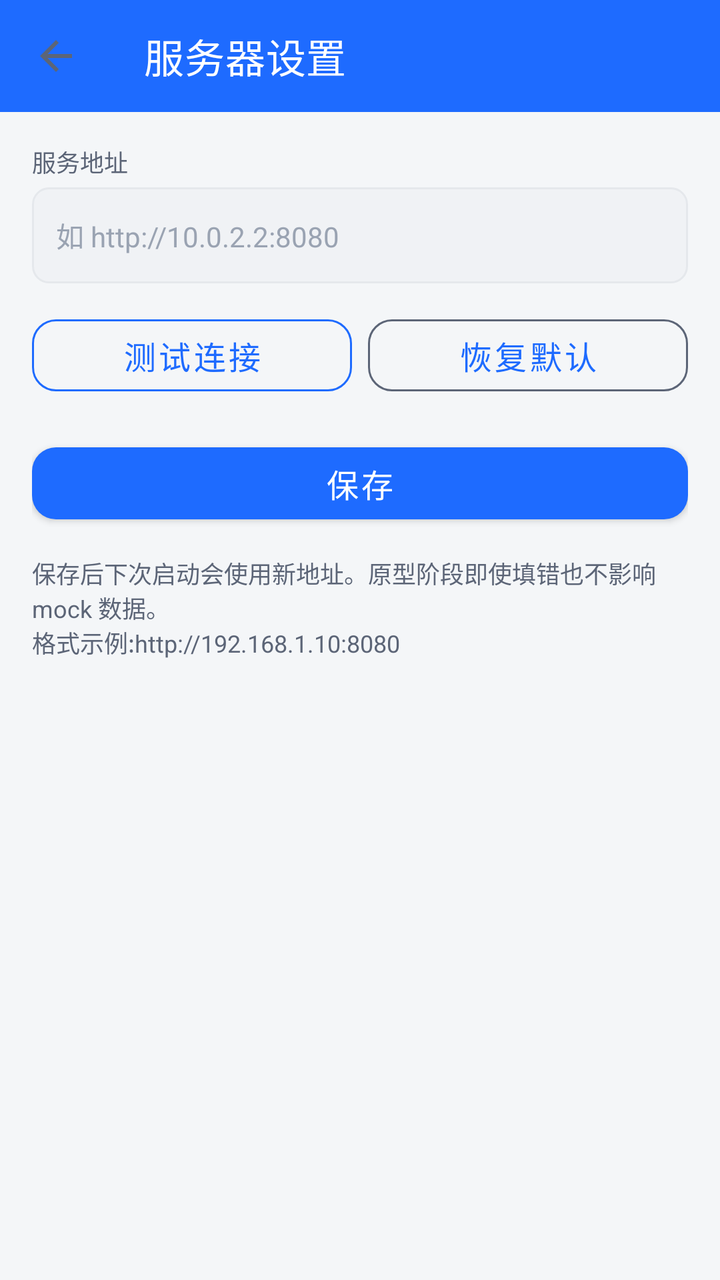
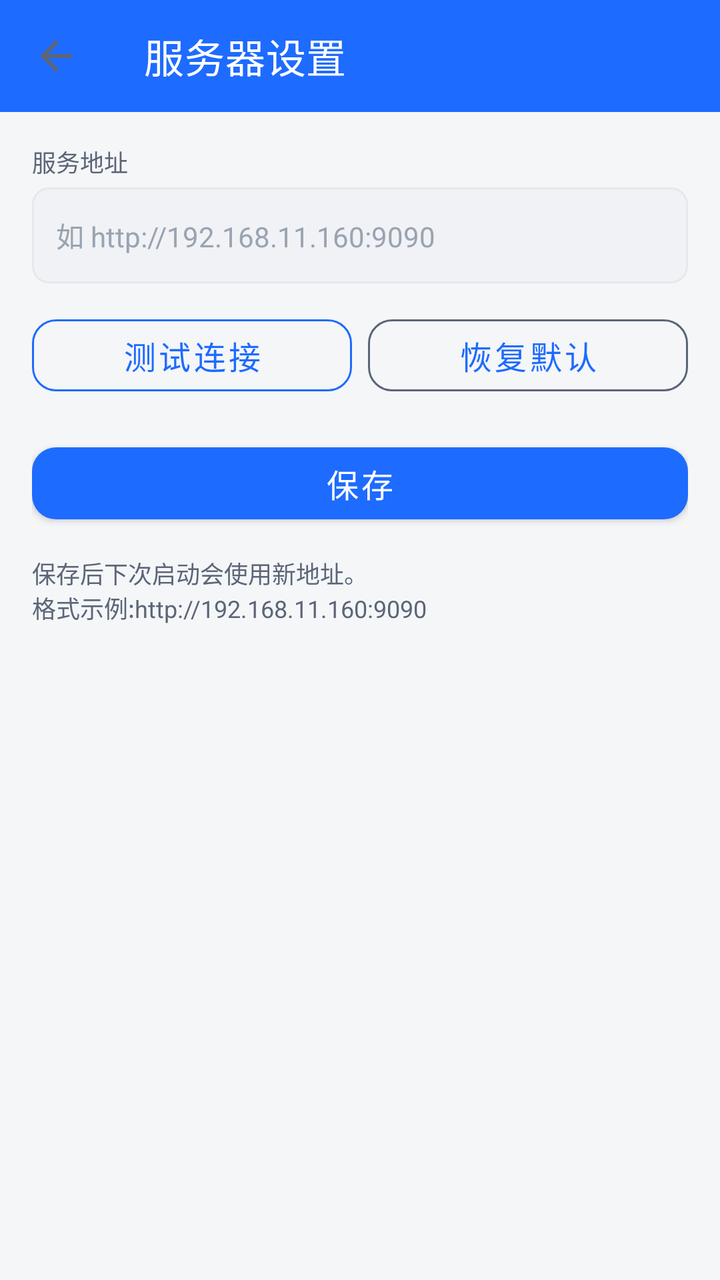

Compare the two renders of this Android layout. The source of the first and the diff that turns it into the second are given below.
<!-- AndroidManifest.xml: application theme Theme.SimpleWmsPda -->
<!-- res/layout/activity_settings.xml -->
<?xml version="1.0" encoding="utf-8"?>
<LinearLayout xmlns:android="http://schemas.android.com/apk/res/android"
    android:orientation="vertical"
    android:layout_width="match_parent"
    android:layout_height="match_parent"
    android:background="@color/bg_page">

    <com.google.android.material.appbar.MaterialToolbar
        android:id="@+id/toolbar"
        android:layout_width="match_parent"
        android:layout_height="?attr/actionBarSize"
        android:background="@color/primary"
        app:title="@string/settings_title"
        app:titleTextColor="@color/on_primary"
        app:navigationIcon="?attr/homeAsUpIndicator"
        xmlns:app="http://schemas.android.com/apk/res-auto" />

    <ScrollView
        android:layout_width="match_parent"
        android:layout_height="match_parent">

        <LinearLayout
            android:layout_width="match_parent"
            android:layout_height="wrap_content"
            android:orientation="vertical"
            android:padding="@dimen/space_lg">

            <TextView
                android:layout_width="wrap_content"
                android:layout_height="wrap_content"
                android:text="@string/settings_address"
                style="@style/Text.Caption" />

            <EditText
                android:id="@+id/et_address"
                android:layout_width="match_parent"
                android:layout_height="@dimen/touch_min"
                android:layout_marginTop="@dimen/space_xs"
                android:background="@drawable/bg_input"
                android:paddingStart="@dimen/space_md"
                android:paddingEnd="@dimen/space_md"
                android:hint="@string/settings_address_hint"
                android:textColor="@color/text_primary"
                android:textColorHint="@color/text_hint"
                android:textSize="@dimen/text_body"
                android:inputType="textUri"
                android:importantForAutofill="no" />

            <LinearLayout
                android:layout_width="match_parent"
                android:layout_height="wrap_content"
                android:orientation="horizontal"
                android:layout_marginTop="@dimen/space_md">

                <com.google.android.material.button.MaterialButton
                    android:id="@+id/btn_test"
                    style="@style/Widget.SimpleWMS.Button.Outlined"
                    android:layout_width="0dp"
                    android:layout_height="wrap_content"
                    android:layout_weight="1"
                    android:text="@string/settings_test"
                    xmlns:app="http://schemas.android.com/apk/res-auto"
                    app:strokeColor="@color/primary" />

                <View
                    android:layout_width="@dimen/space_sm"
                    android:layout_height="1dp" />

                <com.google.android.material.button.MaterialButton
                    android:id="@+id/btn_reset"
                    style="@style/Widget.SimpleWMS.Button.Outlined"
                    android:layout_width="0dp"
                    android:layout_height="wrap_content"
                    android:layout_weight="1"
                    android:text="@string/settings_reset"
                    xmlns:app="http://schemas.android.com/apk/res-auto"
                    app:strokeColor="@color/text_secondary" />
            </LinearLayout>

            <com.google.android.material.button.MaterialButton
                android:id="@+id/btn_save"
                android:layout_width="match_parent"
                android:layout_height="wrap_content"
                android:layout_marginTop="@dimen/space_lg"
                android:text="@string/action_save"
                xmlns:app="http://schemas.android.com/apk/res-auto" />

            <TextView
                android:layout_width="wrap_content"
                android:layout_height="wrap_content"
                android:text="保存后下次启动会使用新地址。原型阶段即使填错也不影响 mock 数据。\n格式示例:http://192.168.1.10:8080"
                style="@style/Text.Caption"
                android:layout_marginTop="@dimen/space_md" />
        </LinearLayout>
    </ScrollView>
</LinearLayout>
<!-- resources referenced by this layout -->
<resources>
  <color name="bg_page">#F4F6F8</color>
  <color name="on_primary">#FFFFFF</color>
  <color name="primary">#1E6BFF</color>
  <color name="text_hint">#9AA3B2</color>
  <color name="text_primary">#1A2233</color>
  <color name="text_secondary">#5C6577</color>
  <dimen name="space_lg">16dp</dimen>
  <dimen name="space_md">12dp</dimen>
  <dimen name="space_sm">8dp</dimen>
  <dimen name="space_xs">4dp</dimen>
  <dimen name="text_body">14sp</dimen>
  <dimen name="touch_min">48dp</dimen>
  <!-- drawable bg_input (drawable) -->
  <?xml version="1.0" encoding="utf-8"?>
  <shape xmlns:android="http://schemas.android.com/apk/res/android" android:shape="rectangle">
      <solid android:color="@color/bg_subtle" />
      <corners android:radius="8dp" />
      <stroke android:width="1dp" android:color="@color/divider" />
  </shape>
  <string name="action_save">保存</string>
  <string name="settings_address">服务地址</string>
  <string name="settings_address_hint">如 http://10.0.2.2:8080</string>
  <string name="settings_reset">恢复默认</string>
  <string name="settings_test">测试连接</string>
  <string name="settings_title">服务器设置</string>
  <style name="Text.Caption">
          <item name="android:textSize">@dimen/text_caption</item>
          <item name="android:textColor">@color/text_secondary</item>
      </style>
  <style name="Widget.SimpleWMS.Button.Outlined" parent="Widget.MaterialComponents.Button.OutlinedButton">
          <item name="cornerRadius">@dimen/card_corner</item>
          <item name="android:minHeight">@dimen/touch_min</item>
      </style>
  <style name="Theme.SimpleWmsPda" parent="Theme.SimpleWMS" />
  <color name="bg_subtle">#F0F2F5</color>
  <color name="divider">#E5E8EC</color>
  <dimen name="text_caption">12sp</dimen>
  <dimen name="card_corner">12dp</dimen>
  <style name="Theme.SimpleWMS" parent="Theme.MaterialComponents.Light.NoActionBar">
          <item name="colorPrimary">@color/primary</item>
          <item name="colorPrimaryDark">@color/primary_dark</item>
          <item name="colorAccent">@color/accent</item>
          <item name="android:windowBackground">@color/bg_page</item>
          <item name="android:statusBarColor">@color/primary_dark</item>
          <item name="android:navigationBarColor">@color/bg_card</item>
          <item name="android:textColorPrimary">@color/text_primary</item>
          <item name="android:textColorSecondary">@color/text_secondary</item>
          <item name="materialButtonStyle">@style/Widget.SimpleWMS.Button</item>
      </style>
  <color name="primary_dark">#0E4CCB</color>
  <color name="accent">#00B894</color>
  <color name="bg_card">#FFFFFF</color>
  <style name="Widget.SimpleWMS.Button" parent="Widget.MaterialComponents.Button">
          <item name="cornerRadius">@dimen/card_corner</item>
          <item name="android:minHeight">@dimen/touch_min</item>
          <item name="android:textSize">@dimen/text_subtitle</item>
      </style>
  <dimen name="text_subtitle">16sp</dimen>
</resources>

<!-- the commit's change to res/layout/activity_settings.xml (unified diff, before → after) -->
@@ -88,7 +88,7 @@
             <TextView
                 android:layout_width="wrap_content"
                 android:layout_height="wrap_content"
-                android:text="保存后下次启动会使用新地址。原型阶段即使填错也不影响 mock 数据。\n格式示例:http://192.168.1.10:8080"
+                android:text="保存后下次启动会使用新地址。\n格式示例:http://192.168.11.160:9090"
                 style="@style/Text.Caption"
                 android:layout_marginTop="@dimen/space_md" />
         </LinearLayout>
<!-- resource entries referenced after the edit -->
@@ -21,7 +21,7 @@
   </shape>
   <string name="action_save">保存</string>
   <string name="settings_address">服务地址</string>
-  <string name="settings_address_hint">如 http://10.0.2.2:8080</string>
+  <string name="settings_address_hint">如 http://192.168.11.160:9090</string>
   <string name="settings_reset">恢复默认</string>
   <string name="settings_test">测试连接</string>
   <string name="settings_title">服务器设置</string>
